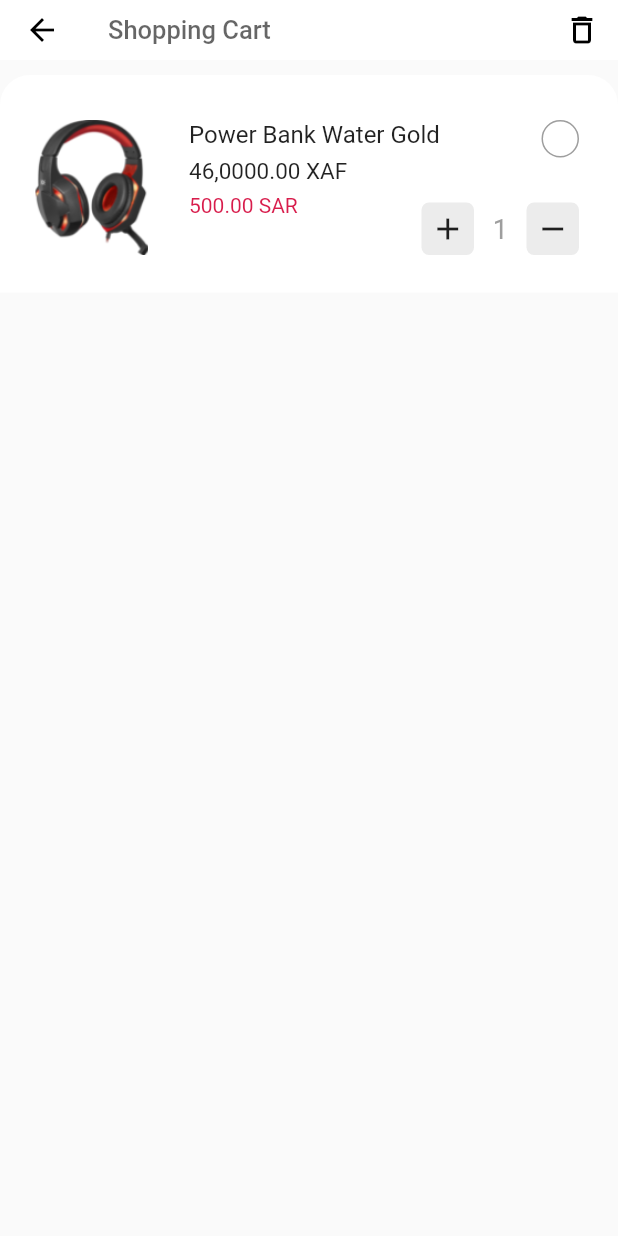
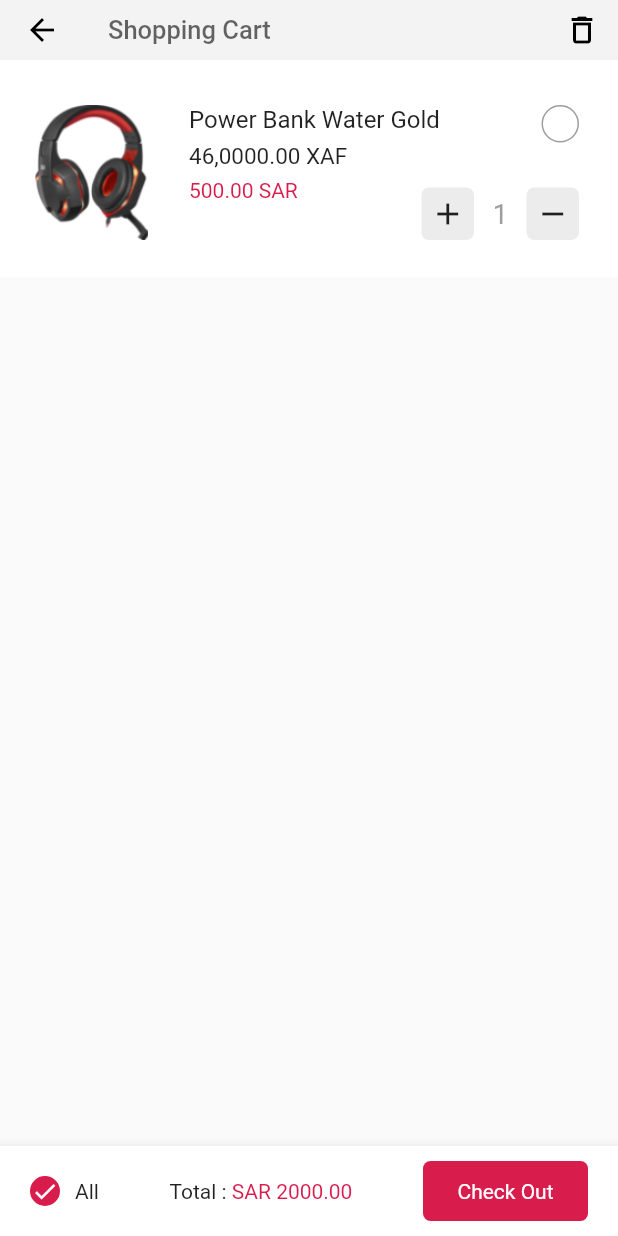
Before and after one commit to ShahedNoor/flutter-gameleven, a Flutter app: the BottomNavBar widget shown alone on an empty page, opened directly, after a tap on "Cart", on a phone screen of 412 x 824 dp. Run offline on Flutter 3.47's test engine with Material 2 defaults, Android fonts, the phone set to English and light mode, and no system bars; our stand-ins replace flutter_rating_bar, smooth_page_indicator.

Commit message:
Checking files

```diff
--- a/lib/src/data/global_widgets/bottom_navigation_bar.dart
+++ b/lib/src/data/global_widgets/bottom_navigation_bar.dart
@@ -1,5 +1,6 @@
 import 'package:flutter/material.dart';
 import 'package:gameleven/src/data/utils/colors.dart';
+import 'package:gameleven/src/modules/account/account_screen.dart';
 import 'package:gameleven/src/modules/shopping_cart/shopping_cart_screen.dart';
 
 class BottomNavBar extends StatefulWidget {
@@ -86,6 +87,7 @@ class _BottomNavBarState extends State<BottomNavBar> {
                   minWidth: 40,
                   onPressed: () {
                     _onItemTapped(3);
+                    Navigator.push(context, MaterialPageRoute(builder: (context) => AccountScreen()));
                   },
                   child: Column(
                     mainAxisAlignment: MainAxisAlignment.center,
--- a/lib/src/modules/checkout_information/checkout_information_screen.dart
+++ b/lib/src/modules/checkout_information/checkout_information_screen.dart
@@ -44,7 +44,7 @@ class _CheckoutInformationScreenState extends State<CheckoutInformationScreen> {
           ),
           toolbarHeight: 40,
           elevation: 0,
-          backgroundColor: Colors.white,
+          backgroundColor: CustomColors().backgroundColor,
           leading: IconButton(
             onPressed: () {
               Navigator.pop(context);
--- a/lib/src/modules/checkout_information/local_widgets/billing_information.dart
+++ b/lib/src/modules/checkout_information/local_widgets/billing_information.dart
@@ -16,7 +16,6 @@ class _BillingInformationState extends State<BillingInformation> {
       child: Column(
         children: [
           Container(
-            margin: EdgeInsets.only(top: 10),
             padding: EdgeInsets.fromLTRB(14, 10, 14, 10),
             color: Colors.white,
             child: Row(
--- a/lib/src/modules/shopping_cart/local_widgets/shopping_cart_bottom_app_bar.dart
+++ b/lib/src/modules/shopping_cart/local_widgets/shopping_cart_bottom_app_bar.dart
@@ -0,0 +1,91 @@
+import 'package:flutter/material.dart';
+
+import '../../../data/utils/colors.dart';
+
+class ShoppingCartBottomNav extends StatefulWidget {
+  const ShoppingCartBottomNav({super.key});
+
+  @override
+  State<ShoppingCartBottomNav> createState() => _ShoppingCartBottomNavState();
+}
+
+class _ShoppingCartBottomNavState extends State<ShoppingCartBottomNav> {
+  bool _selected = true;
+  @override
+  Widget build(BuildContext context) {
+    return BottomAppBar(
+      height: 60,
+      child: Container(
+        margin: EdgeInsets.only(left: 20, right: 20),
+        child: Row(
+          mainAxisAlignment: MainAxisAlignment.spaceBetween,
+          children: [
+            Row(
+              children: [
+                InkWell(
+                  onTap: () {
+                    setState(() {
+                      _selected = !_selected;
+                    });
+                  },
+                  child: Container(
+                    height: 20,
+                    width: 20,
+                    decoration: BoxDecoration(
+                      borderRadius: BorderRadius.circular(100),
+                      border: Border.all(
+                        color: _selected == true
+                            ? CustomColors().headingTextColor
+                            : Colors.grey,
+                      ),
+                      color: _selected == true
+                          ? CustomColors().headingTextColor
+                          : Colors.transparent,
+                    ),
+                    child: Center(
+                      child: Icon(
+                        Icons.done,
+                        size: 18,
+                        color: _selected == true
+                            ? Colors.white
+                            : Colors.transparent,
+                      ),
+                    ),
+                  ),
+                ),
+                SizedBox(
+                  width: 10,
+                ),
+                Text('All')
+              ],
+            ),
+            Row(
+              children: [
+                Text('Total : '),
+                Text(
+                  'SAR 2000.00',
+                  style: TextStyle(
+                    color: CustomColors().headingTextColor,
+                  ),
+                )
+              ],
+            ),
+            Container(
+              height: 40,
+              width: 110,
+              decoration: BoxDecoration(
+                  borderRadius: BorderRadius.circular(5),
+                  color: CustomColors().headingTextColor),
+              child: Center(
+                child: Text(
+                  'Check Out',
+                  style: TextStyle(color: Colors.white),
+                ),
+              ),
+            ),
+          ],
+        ),
+      ),
+    );
+  }
+}
--- a/lib/src/modules/shopping_cart/shopping_cart_screen.dart
+++ b/lib/src/modules/shopping_cart/shopping_cart_screen.dart
@@ -2,6 +2,7 @@ import 'package:flutter/material.dart';
 import 'package:flutter/services.dart';
 import 'package:gameleven/src/controllers/home_controller.dart';
 import 'package:gameleven/src/data/global_widgets/theme_data.dart';
+import 'package:gameleven/src/modules/shopping_cart/local_widgets/shopping_cart_bottom_app_bar.dart';
 import 'package:provider/provider.dart';
 
 import '../../data/utils/colors.dart';
@@ -20,7 +21,7 @@ class _ShoppingCartScreenState extends State<ShoppingCartScreen> {
     super.initState();
     SystemChrome.setSystemUIOverlayStyle(
       SystemUiOverlayStyle(
-        statusBarColor: Colors.white,
+        statusBarColor: CustomColors().backgroundColor,
       ),
     );
   }
@@ -52,7 +53,7 @@ class _ShoppingCartScreenState extends State<ShoppingCartScreen> {
           ),
           toolbarHeight: 40,
           elevation: 0,
-          backgroundColor: Colors.white,
+          backgroundColor: CustomColors().backgroundColor,
           leading: IconButton(
             onPressed: () {
               Navigator.pop(context);
@@ -70,17 +71,14 @@ class _ShoppingCartScreenState extends State<ShoppingCartScreen> {
             )
           ],
         ),
+        bottomNavigationBar: ShoppingCartBottomNav(),
         body: ListView(
           children: [
             Container(
-              margin: EdgeInsets.only(top: 10),
+              margin: EdgeInsets.only(bottom: 10),
               padding: EdgeInsets.only(bottom: 25),
               decoration: BoxDecoration(
                 color: Colors.white,
-                borderRadius: BorderRadius.only(
-                  topRight: Radius.circular(20),
-                  topLeft: Radius.circular(20),
-                ),
               ),
               child: Column(
                 children: [
@@ -219,13 +217,13 @@ class _ShoppingCartScreenState extends State<ShoppingCartScreen> {
                               ],
                             ),
                           ),
-                        )
+                        ),
                       ],
                     ),
                   ),
                 ],
               ),
-            )
+            ),
           ],
         ),
       ),
--- a/pubspec.yaml
+++ b/pubspec.yaml
@@ -110,6 +110,12 @@ flutter:
     - assets/images/best_sale_product_images/mouse_icon.png
     - assets/images/best_sale_product_images/cart_icon.png
     - assets/images/details_screen_images/coupon_icon.png
+    - assets/images/profile_images/profile.png
+    - assets/images/profile_images/icons/home_icon.png
+    - assets/images/profile_images/icons/profile_icon.png
+    - assets/images/profile_images/icons/location_icon.png
+    - assets/images/profile_images/icons/language_icon.png
+    - assets/images/profile_images/icons/logout_icon.png
   # An image asset can refer to one or more resolution-specific "variants", see
   # https://flutter.dev/assets-and-images/#resolution-aware
 
```
Also changed, not shown: lib/src/modules/account/account_screen.dart (added, +108 -0 lines), assets/images/profile_images/icons/home_icon.png (added), assets/images/profile_images/icons/language_icon.png (added), assets/images/profile_images/icons/location_icon.png (added), assets/images/profile_images/icons/logout_icon.png (added), assets/images/profile_images/icons/porfile_icon.png (added), assets/images/profile_images/profile.png (added).
